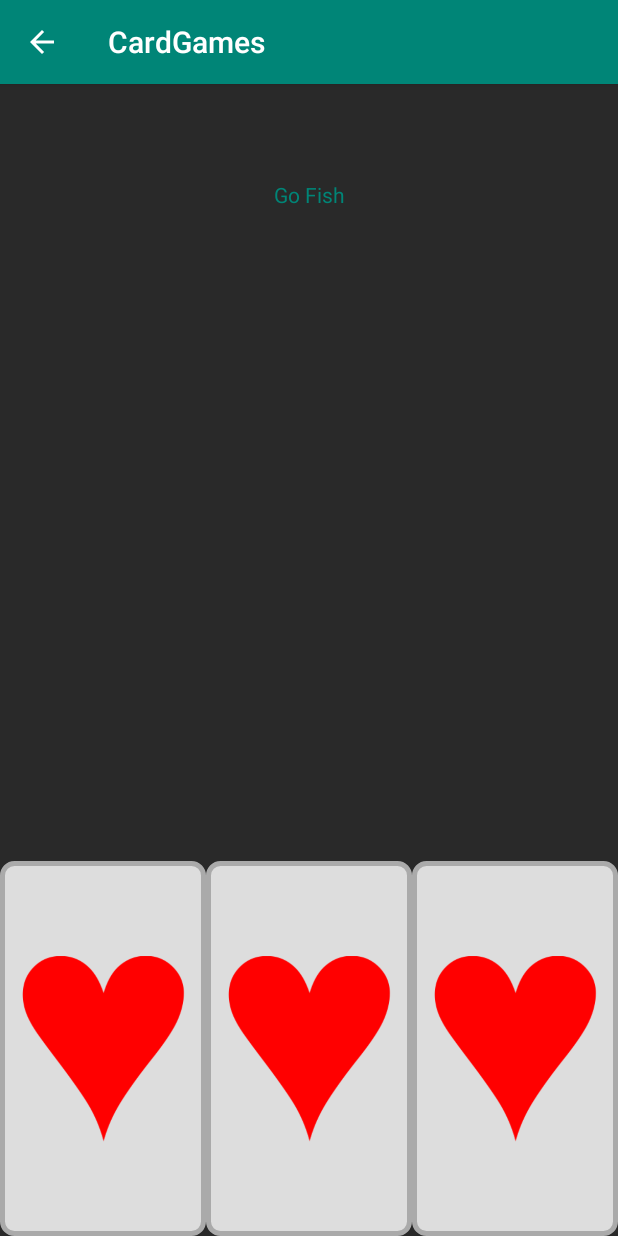
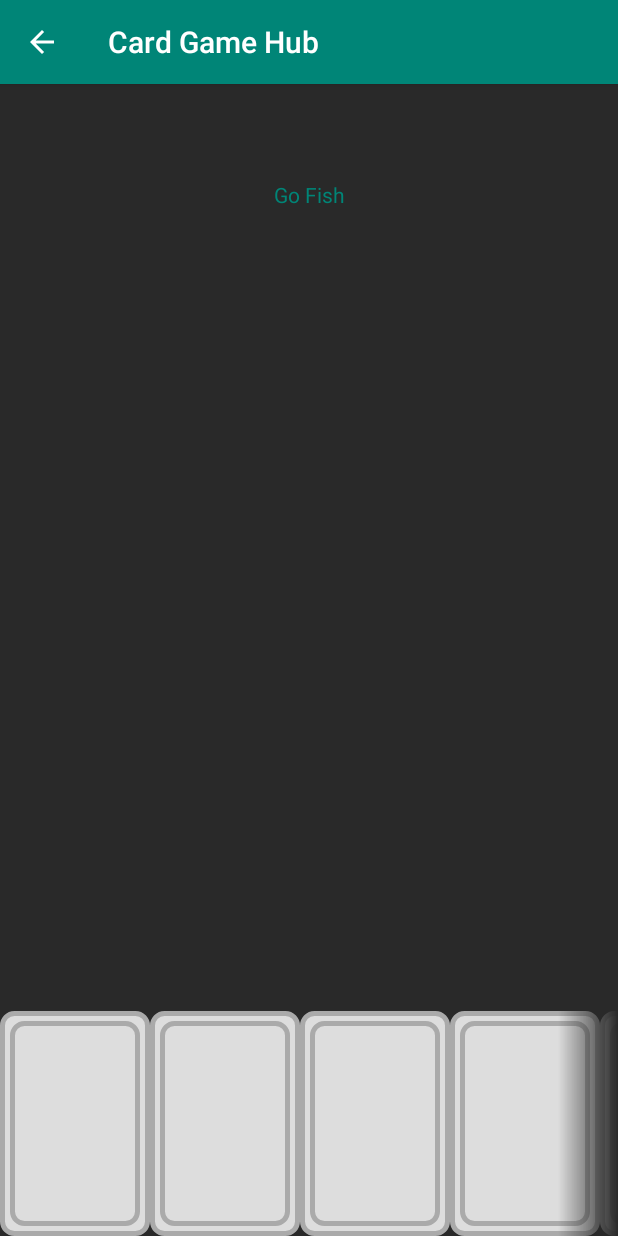
Before and after one commit to atarsidhu/CardGames, an Android app: the GoFish screen opened directly, with no data from a screen before it, on a phone screen of 412 x 824 dp. Run offline under Robolectric (Android 15) with nearby library versions, the phone set to English and light mode, and no system bars.

Commit message:
Card System Work

```diff
--- a/app/build.gradle
+++ b/app/build.gradle
@@ -5,7 +5,7 @@ android {
     buildToolsVersion "29.0.3"
     defaultConfig {
         applicationId "com.example.cardgames"
-        minSdkVersion 14
+        minSdkVersion 16
         targetSdkVersion 29
         versionCode 1
         versionName "1.0"
--- a/app/src/main/java/com/example/cardgames/GoFish.java
+++ b/app/src/main/java/com/example/cardgames/GoFish.java
@@ -1,13 +1,20 @@
 package com.example.cardgames;
 
 import androidx.appcompat.app.AppCompatActivity;
+import androidx.constraintlayout.widget.ConstraintLayout;
+
+import android.content.res.Resources;
 import android.os.Bundle;
+import android.view.ViewGroup;
 
 public class GoFish extends AppCompatActivity {
+
+    ConstraintLayout mainLayout;
 
     @Override
     protected void onCreate(Bundle savedInstanceState) {
         super.onCreate(savedInstanceState);
         setContentView(R.layout.activity_go_fish);
+        mainLayout = findViewById(R.id.go_fish_main_layout);
     }
 }
--- a/app/src/main/res/layout/activity_go_fish.xml
+++ b/app/src/main/res/layout/activity_go_fish.xml
@@ -2,6 +2,7 @@
 <androidx.constraintlayout.widget.ConstraintLayout xmlns:android="http://schemas.android.com/apk/res/android"
     xmlns:app="http://schemas.android.com/apk/res-auto"
     xmlns:tools="http://schemas.android.com/tools"
+    android:id="@+id/go_fish_main_layout"
     android:layout_width="match_parent"
     android:layout_height="match_parent"
     android:background="@color/colorBackgroundVariant"
@@ -18,40 +19,77 @@
         app:layout_constraintStart_toStartOf="parent"
         app:layout_constraintTop_toTopOf="parent" />
 
+    <HorizontalScrollView
+        android:layout_width="match_parent"
+        android:layout_height="150dp"
+        android:scrollbars="none"
+        android:requiresFadingEdge="horizontal"
+        android:fadingEdgeLength="40dp"
+        android:ellipsize="none"
+        app:layout_constraintBottom_toBottomOf="parent"
+        app:layout_constraintTop_toTopOf="parent"
+        app:layout_constraintVertical_bias="1.0">
+
         <LinearLayout
-        android:layout_width="0dp"
-        android:layout_height="250dp"
-        android:orientation="horizontal"
-        app:layout_constraintBottom_toBottomOf="parent"
-        app:layout_constraintDimensionRatio=""
-        app:layout_constraintEnd_toEndOf="parent"
-        app:layout_constraintStart_toStartOf="parent">
+            android:layout_width="wrap_content"
+            android:layout_height="match_parent"
+            android:orientation="horizontal">
+
 
             <ImageView
-            android:id="@+id/imageView2"
-            android:layout_width="0dp"
+                android:id="@+id/imageView"
+                android:layout_width="100dp"
                 android:layout_height="match_parent"
                 android:layout_weight="1"
                 android:background="@drawable/card_base"
                 android:contentDescription="@string/suit_hearts"
-            app:srcCompat="@drawable/hearts" />
+                app:srcCompat="@drawable/card_base" />
 
             <ImageView
-            android:id="@+id/imageView3"
-            android:layout_width="0dp"
+                android:id="@+id/imageView2"
+                android:layout_width="100dp"
                 android:layout_height="match_parent"
                 android:layout_weight="1"
                 android:background="@drawable/card_base"
                 android:contentDescription="@string/suit_hearts"
-            app:srcCompat="@drawable/hearts" />
+                app:srcCompat="@drawable/card_base" />
 
             <ImageView
-            android:id="@+id/imageView4"
-            android:layout_width="0dp"
+                android:id="@+id/imageView3"
+                android:layout_width="100dp"
                 android:layout_height="match_parent"
                 android:layout_weight="1"
                 android:background="@drawable/card_base"
                 android:contentDescription="@string/suit_hearts"
-            app:srcCompat="@drawable/hearts" />
+                app:srcCompat="@drawable/card_base" />
+
+            <ImageView
+                android:id="@+id/imageView4"
+                android:layout_width="100dp"
+                android:layout_height="match_parent"
+                android:layout_weight="1"
+                android:background="@drawable/card_base"
+                android:contentDescription="@string/suit_hearts"
+                app:srcCompat="@drawable/card_base" />
+
+            <ImageView
+                android:id="@+id/imageView5"
+                android:layout_width="100dp"
+                android:layout_height="match_parent"
+                android:layout_weight="1"
+                android:background="@drawable/card_base"
+                android:contentDescription="@string/suit_hearts"
+                app:srcCompat="@drawable/card_base" />
+
+            <ImageView
+                android:id="@+id/imageView6"
+                android:layout_width="100dp"
+                android:layout_height="match_parent"
+                android:layout_weight="1"
+                android:background="@drawable/card_base"
+                android:contentDescription="@string/suit_hearts"
+                app:srcCompat="@drawable/card_base" />
         </LinearLayout>
+    </HorizontalScrollView>
+
 </androidx.constraintlayout.widget.ConstraintLayout>
--- /dev/null
+++ b/app/src/main/res/values/attrs.xml
@@ -0,0 +1,4 @@
+<?xml version="1.0" encoding="utf-8"?>
+<resources>
+    <attr name="cardTheme" />
+</resources>
--- a/app/src/main/res/values/strings.xml
+++ b/app/src/main/res/values/strings.xml
@@ -1,5 +1,5 @@
 <resources>
-    <string name="app_name">CardGames</string>
+    <string name="app_name">Card Game Hub</string>
     <string name="go_fish_description">Go Fish</string>
     <string name="blackjack_description">Blackjack</string>
 
```
Also changed, not shown: app/src/main/java/com/example/cardgames/Card.java (added, +63 -0 lines), app/src/main/res/layout/activity_main.xml (+50 -21 lines), app/src/main/java/com/example/cardgames/MainActivity.java (line endings or trailing spaces). Lines whose indentation alone changed are shown as unchanged.
